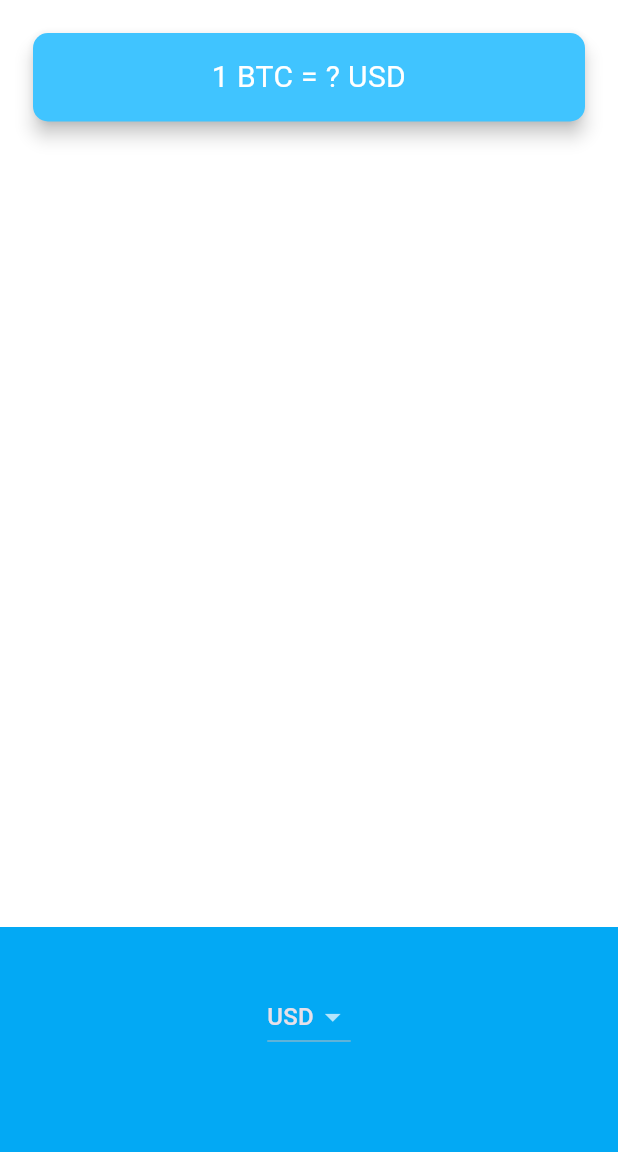
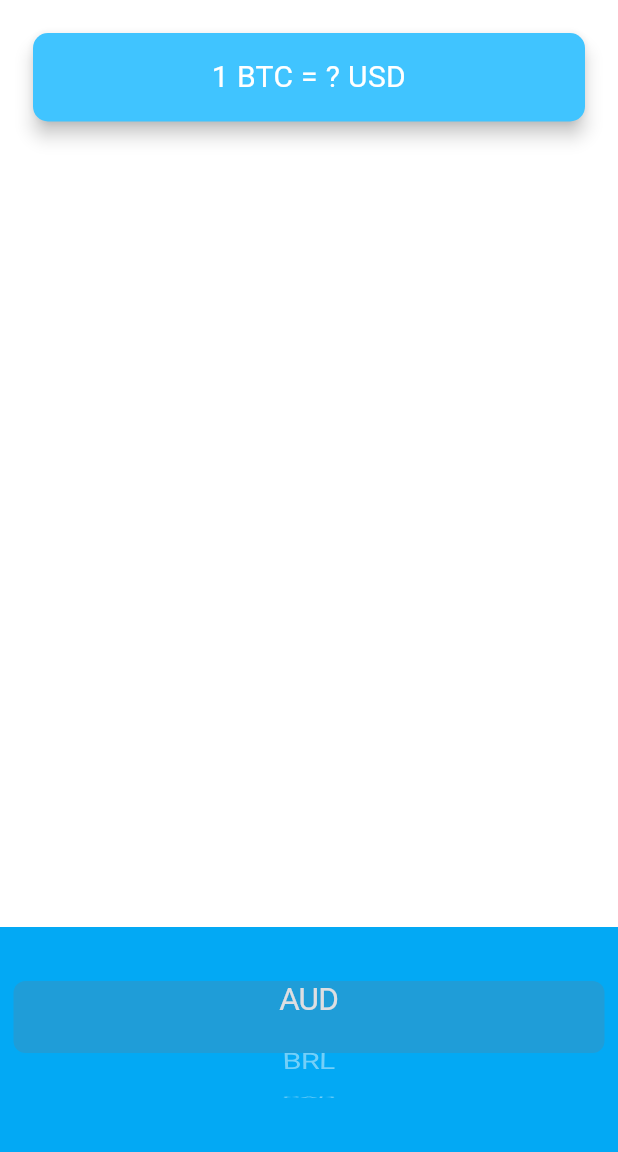
Before and after one commit to selinguz/bitcoin-ticker, a Flutter app: the screen it shows after launch, on a phone screen of 412 x 824 dp, the part 84-1236 px from its top. Run offline on Flutter 3.47's test engine with Material 3 defaults, Android fonts, the phone set to English and light mode, and no system bars.

Commit message:
cupertino paketiyle IOS ta kullanılan picker uygulandı

```diff
--- a/lib/price_screen.dart
+++ b/lib/price_screen.dart
@@ -1,4 +1,7 @@
+import 'package:flutter/cupertino.dart';
 import 'package:flutter/material.dart';
+
+import 'coin_data.dart';
 
 class PriceScreen extends StatefulWidget {
   const PriceScreen({super.key});
@@ -9,6 +12,37 @@ class PriceScreen extends StatefulWidget {
 
 class _PriceScreenState extends State<PriceScreen> {
   String selectedCurrency = 'USD';
+
+  DropdownButton<String> getDropDownButton() {
+    List<DropdownMenuItem<String>> dropDownMenuItems = [];
+
+    for (String currency in currenciesList) {
+      var newItem = DropdownMenuItem(
+        child: Text(currency),
+        value: currency,
+      );
+      dropDownMenuItems.add(newItem);
+    }
+
+    return DropdownButton<String>(
+      value: selectedCurrency,
+      items: dropDownMenuItems,
+      onChanged: (value) {
+        setState(() {
+          selectedCurrency = value!;
+        });
+      },
+    );
+  }
+
+  List<Text> getCupertionPickerItems() {
+    List<Text> pickerItems = [];
+
+    for (String currency in currenciesList) {
+      pickerItems.add(Text(currency));
+    }
+    return pickerItems;
+  }
 
   @override
   Widget build(BuildContext context) {
@@ -46,27 +80,12 @@ class _PriceScreenState extends State<PriceScreen> {
             alignment: Alignment.center,
             padding: const EdgeInsets.only(bottom: 30.0),
             color: Colors.lightBlue,
-            child: DropdownButton<String>(
-              value: selectedCurrency,
-              items: const [
-                DropdownMenuItem(
-                  value: 'USD',
-                  child: Text('USD'),
-                ),
-                DropdownMenuItem(
-                  value: 'EUR',
-                  child: Text('EUR'),
-                ),
-                DropdownMenuItem(
-                  value: 'GBP',
-                  child: Text('GBP'),
-                ),
-              ],
-              onChanged: (value) {
-                setState(() {
-                  selectedCurrency = value!;
-                });
+            child: CupertinoPicker(
+              itemExtent: 48.0,
+              onSelectedItemChanged: (selectedIndex) {
+                print(selectedIndex);
               },
+              children: getCupertionPickerItems(),
             ),
           ),
         ],
```
